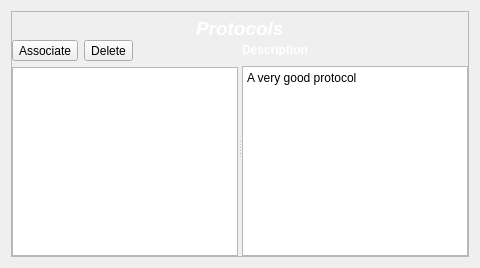
Before: the Qt Designer form src/romeo/view/mainWindow/protocolspanel.ui in AlbertoSimioni/Romeo, drawn with Qt 5.
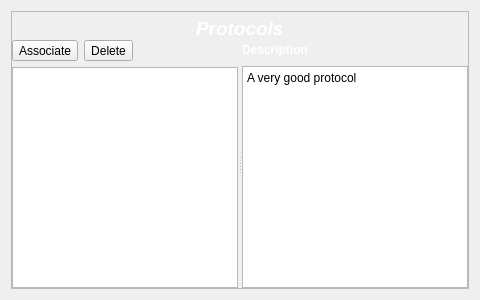
After: the same form once the commit is applied. Icons and pictures are not drawn.

```diff
--- a/src/romeo/view/mainWindow/protocolspanel.ui
+++ b/src/romeo/view/mainWindow/protocolspanel.ui
@@ -7,7 +7,7 @@
     <x>0</x>
     <y>0</y>
     <width>480</width>
-    <height>268</height>
+    <height>300</height>
    </rect>
   </property>
   <property name="acceptDrops">
```
